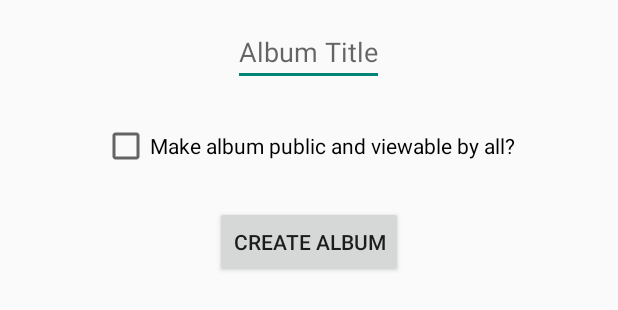
After one commit to rehfeldchris/cmpe277, an Android app: the layout layout_fragment_create_album.xml on its own in the app's theme, with its tools: preview values and no code run, on a phone screen of 412 x 824 dp. The commit adds this screen. Shown: the top 310 px of the screen. Run offline under Robolectric (Android 15) with nearby library versions, the phone set to English and light mode, and no system bars.

Commit message:
start the album creation fragment

```diff
--- a/android/app/build.gradle
+++ b/android/app/build.gradle
@@ -32,4 +32,5 @@ dependencies {
     compile fileTree(dir: 'libs', include: ['*.jar'])
     compile 'com.android.support:appcompat-v7:21.0.3'
     compile 'com.facebook.android:facebook-android-sdk:4.0.1'
+    compile 'org.apache.httpcomponents:httpclient:4.2.3'
 }
--- a/android/app/src/main/AndroidManifest.xml
+++ b/android/app/src/main/AndroidManifest.xml
@@ -34,6 +34,12 @@
             android:label="User Profile"
             >
         </activity>
+        <activity
+            android:name=".EditAlbumFragment"
+            android:label="Edit or Create an Album"
+            >
+
+        </activity>
         <meta-data android:name="com.facebook.sdk.ApplicationId" android:value="@string/app_id"/>
         <meta-data android:name="com.facebook.sdk.ApplicationName"
             android:value="@string/app_name" />
--- /dev/null
+++ b/android/app/src/main/java/edu/cmpe277/teamgoat/photoapp/LolGlobalVariables.java
@@ -0,0 +1,5 @@
+package edu.cmpe277.teamgoat.photoapp;
+
+public class LolGlobalVariables {
+    public static String facebookAccessToken;
+}
--- a/android/app/src/main/java/edu/cmpe277/teamgoat/photoapp/MainActivity.java
+++ b/android/app/src/main/java/edu/cmpe277/teamgoat/photoapp/MainActivity.java
@@ -67,6 +67,7 @@ public class MainActivity extends Activity {
                     // App code
                     accessToken = loginResult.getAccessToken();
                     accessTokenString = accessToken.getToken();
+                    LolGlobalVariables.facebookAccessToken = accessTokenString;
                     Toast.makeText(getApplicationContext(), R.string.facebook_login_successful, Toast.LENGTH_SHORT).show();
 
                     // Debug
--- /dev/null
+++ b/android/app/src/main/res/layout/layout_fragment_create_album.xml
@@ -0,0 +1,49 @@
+<?xml version="1.0" encoding="utf-8"?>
+<RelativeLayout xmlns:android="http://schemas.android.com/apk/res/android"
+    android:orientation="vertical"
+    android:layout_width="match_parent"
+    android:layout_height="match_parent"
+    android:id="@+id/layout_fragment_create_album"
+    >
+
+
+    <LinearLayout
+        android:layout_width="fill_parent"
+        android:layout_height="fill_parent"
+        android:orientation="vertical"
+        android:layout_gravity="center_horizontal"
+        >
+
+        <EditText
+            android:id="@+id/album_title_input"
+            android:layout_width="wrap_content"
+            android:layout_height="wrap_content"
+            android:hint="@string/txt_album_title"
+            android:inputType="text"
+            android:layout_gravity="center_horizontal"
+            android:layout_margin="12dp"
+            />
+
+        <CheckBox android:id="@+id/checkbox_album_public_private"
+            android:layout_width="wrap_content"
+            android:layout_height="wrap_content"
+            android:text="Make album public and viewable by all?"
+            android:layout_gravity="center_horizontal"
+            android:layout_margin="12dp"
+            />
+
+        <Button
+            android:id="@+id/create_album_button"
+            android:layout_height="wrap_content"
+            android:layout_width="wrap_content"
+            android:text="@string/txt_create_album"
+            android:layout_gravity="center_horizontal"
+            android:layout_margin="12dp"
+            />
+
+
+
+    </LinearLayout>
+
+
+</RelativeLayout>
--- a/android/app/src/main/res/values/strings.xml
+++ b/android/app/src/main/res/values/strings.xml
@@ -14,6 +14,7 @@
     <string name="txt_connection_total"># Connections</string>
     <string name="btn_profile_edit">Edit your profile</string>
     <string name="txt_album_title">Album Title</string>
+    <string name="txt_create_album">Create Album</string>
 
     <string name="facebook_login_successful">Facebook login successful.</string>
     <string name="facebook_login_cancelled">Facebook login cancelled.</string>
```
Also changed, not shown: android/app/src/main/java/edu/cmpe277/teamgoat/photoapp/EditAlbumFragment.java (added, +59 -0 lines).
